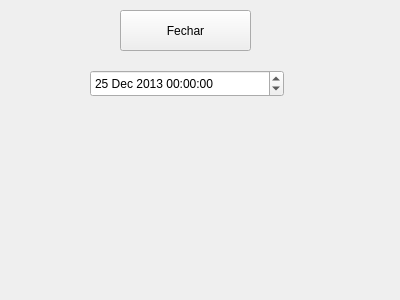
The window that widget.ui (suehtamacv/klavier) describes before a commit, drawn with Qt 5.
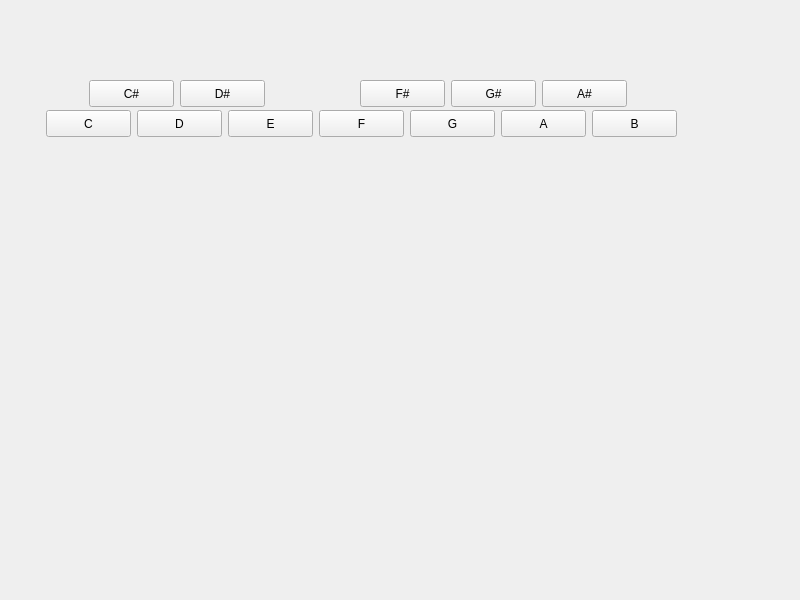
The same window after the commit.

Commit message: Sérias adições. Criadas "Teclas" na Janela Principal, que interagem com o usuário por cliques ou por teclado. Mudam o título da janela.

Patch:
```diff
--- a/widget.ui
+++ b/widget.ui
@@ -6,8 +6,8 @@
    <rect>
     <x>0</x>
     <y>0</y>
-    <width>400</width>
-    <height>300</height>
+    <width>800</width>
+    <height>600</height>
    </rect>
   </property>
   <property name="windowTitle">
@@ -16,34 +16,157 @@
   <widget class="QPushButton" name="Botao1">
    <property name="geometry">
     <rect>
-     <x>120</x>
-     <y>10</y>
-     <width>131</width>
-     <height>41</height>
+     <x>228</x>
+     <y>110</y>
+     <width>85</width>
+     <height>27</height>
     </rect>
    </property>
    <property name="text">
-    <string>Fechar</string>
+    <string>E</string>
    </property>
-   <property name="checkable">
-    <bool>true</bool>
+  </widget>
+  <widget class="QPushButton" name="Keyb_A">
+   <property name="geometry">
+    <rect>
+     <x>501</x>
+     <y>110</y>
+     <width>85</width>
+     <height>27</height>
+    </rect>
    </property>
+   <property name="text">
+    <string>A</string>
+   </property>
   </widget>
-  <widget class="QDateTimeEdit" name="EditarDataHora">
+  <widget class="QPushButton" name="Keyb_B">
    <property name="geometry">
     <rect>
-     <x>90</x>
-     <y>70</y>
-     <width>194</width>
+     <x>592</x>
+     <y>110</y>
+     <width>85</width>
      <height>27</height>
     </rect>
    </property>
-   <property name="date">
-    <date>
-     <year>2013</year>
-     <month>12</month>
-     <day>25</day>
-    </date>
+   <property name="text">
+    <string>B</string>
+   </property>
+  </widget>
+  <widget class="QPushButton" name="Keyb_F">
+   <property name="geometry">
+    <rect>
+     <x>319</x>
+     <y>110</y>
+     <width>85</width>
+     <height>27</height>
+    </rect>
+   </property>
+   <property name="text">
+    <string>F</string>
+   </property>
+  </widget>
+  <widget class="QPushButton" name="Keyb_C">
+   <property name="geometry">
+    <rect>
+     <x>46</x>
+     <y>110</y>
+     <width>85</width>
+     <height>27</height>
+    </rect>
+   </property>
+   <property name="text">
+    <string>C</string>
+   </property>
+  </widget>
+  <widget class="QPushButton" name="Keyb_D">
+   <property name="geometry">
+    <rect>
+     <x>137</x>
+     <y>110</y>
+     <width>85</width>
+     <height>27</height>
+    </rect>
+   </property>
+   <property name="text">
+    <string>D</string>
+   </property>
+  </widget>
+  <widget class="QPushButton" name="Keyb_G">
+   <property name="geometry">
+    <rect>
+     <x>410</x>
+     <y>110</y>
+     <width>85</width>
+     <height>27</height>
+    </rect>
+   </property>
+   <property name="text">
+    <string>G</string>
+   </property>
+  </widget>
+  <widget class="QPushButton" name="Keyb_Cs">
+   <property name="geometry">
+    <rect>
+     <x>89</x>
+     <y>80</y>
+     <width>85</width>
+     <height>27</height>
+    </rect>
+   </property>
+   <property name="text">
+    <string>C#</string>
+   </property>
+  </widget>
+  <widget class="QPushButton" name="Keyb_Ds">
+   <property name="geometry">
+    <rect>
+     <x>180</x>
+     <y>80</y>
+     <width>85</width>
+     <height>27</height>
+    </rect>
+   </property>
+   <property name="text">
+    <string>D#</string>
+   </property>
+  </widget>
+  <widget class="QPushButton" name="Keyb_Fs">
+   <property name="geometry">
+    <rect>
+     <x>360</x>
+     <y>80</y>
+     <width>85</width>
+     <height>27</height>
+    </rect>
+   </property>
+   <property name="text">
+    <string>F#</string>
+   </property>
+  </widget>
+  <widget class="QPushButton" name="Keyb_Gs">
+   <property name="geometry">
+    <rect>
+     <x>451</x>
+     <y>80</y>
+     <width>85</width>
+     <height>27</height>
+    </rect>
+   </property>
+   <property name="text">
+    <string>G#</string>
+   </property>
+  </widget>
+  <widget class="QPushButton" name="Keyb_As">
+   <property name="geometry">
+    <rect>
+     <x>542</x>
+     <y>80</y>
+     <width>85</width>
+     <height>27</height>
+    </rect>
+   </property>
+   <property name="text">
+    <string>A#</string>
    </property>
   </widget>
  </widget>
```
Left out of the diff: 2 changed lines with no effect on the pictures. The commit also changes 6 other files.
